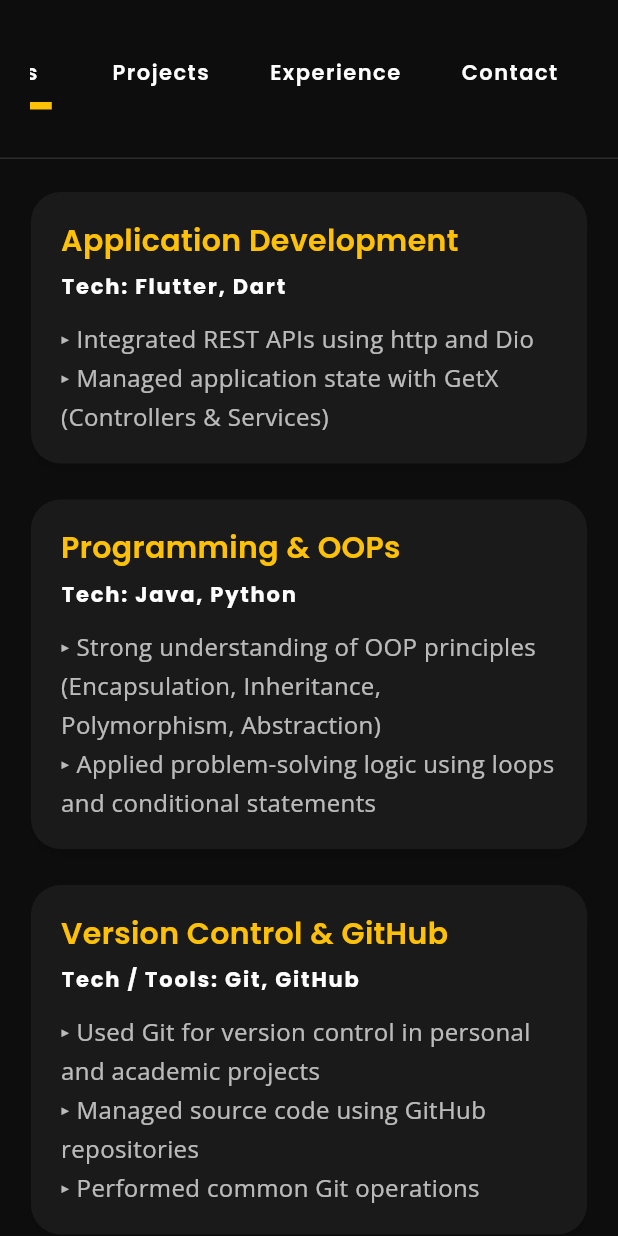
After one commit to elamaran1205/portfolio_v2, a Flutter app: the screen it shows after launch, after a tap on "Skills", on a phone screen of 412 x 824 dp. The commit adds this screen. Run offline on Flutter 3.47's test engine with Material 3 defaults, Android fonts, the phone set to English and light mode, and no system bars; our stand-ins replace animate_do, font_awesome_flutter, google_fonts.

Commit message:
added skill section

```diff
--- a/lib/pages/home_page.dart
+++ b/lib/pages/home_page.dart
@@ -2,6 +2,7 @@ import 'package:flutter/material.dart';
 import 'package:personal_portfolio/pages/Complete_home.dart';
 import 'package:personal_portfolio/pages/contact_page.dart';
 import 'package:personal_portfolio/pages/projects_section.dart';
+import 'package:personal_portfolio/pages/skills_page.dart';
 import 'package:personal_portfolio/pages/work_experience.dart';
 import 'package:personal_portfolio/utils/hover_effect.dart';
 
@@ -49,7 +50,7 @@ class _HomePageState extends State<HomePage> {
                   const SizedBox(width: 40),
                   tabitem(
                     Icons.work,
-                    "Projects",
+                    "Skills",
                     () {
                       setState(() {
                         indexvalue = 2;
@@ -59,8 +60,8 @@ class _HomePageState extends State<HomePage> {
                   ),
                   const SizedBox(width: 40),
                   tabitem(
-                    Icons.person,
-                    "Experience",
+                    Icons.work,
+                    "Projects",
                     () {
                       setState(() {
                         indexvalue = 3;
@@ -70,14 +71,25 @@ class _HomePageState extends State<HomePage> {
                   ),
                   const SizedBox(width: 40),
                   tabitem(
-                    Icons.mail,
-                    "Contact",
+                    Icons.person,
+                    "Experience",
                     () {
                       setState(() {
                         indexvalue = 4;
                       });
                     },
                     indexvalue == 4 ? AppColors.amber : Colors.transparent,
+                  ),
+                  const SizedBox(width: 40),
+                  tabitem(
+                    Icons.mail,
+                    "Contact",
+                    () {
+                      setState(() {
+                        indexvalue = 5;
+                      });
+                    },
+                    indexvalue == 5 ? AppColors.amber : Colors.transparent,
                   ),
                   const SizedBox(width: 20),
                 ],
@@ -97,10 +109,12 @@ Widget getcurrentsection(int indexvalue) {
     case 1:
       return CompleteHome();
     case 2:
+      return Skills();
+    case 3:
       return ProjectsSection();
-    case 3:
+    case 4:
       return WorkExperience();
-    case 4:
+    case 5:
       return ContactPage();
     default:
       return Text("Default");
--- /dev/null
+++ b/lib/pages/skills_page.dart
@@ -0,0 +1,147 @@
+import 'package:flutter/material.dart';
+import 'package:personal_portfolio/utils/my_colors.dart';
+import 'package:personal_portfolio/utils/my_txt.dart';
+
+class Skills extends StatefulWidget {
+  const Skills({super.key});
+
+  @override
+  State<Skills> createState() => _SkillsState();
+}
+
+class _SkillsState extends State<Skills> {
+  @override
+  Widget build(BuildContext context) {
+    final bool isMobile = MediaQuery.of(context).size.width < 600;
+
+    return Scaffold(
+      backgroundColor: AppColors.background,
+      body: SingleChildScrollView(
+        child: Padding(
+          padding: const EdgeInsets.symmetric(vertical: 20),
+          child: Center(
+            child: Wrap(
+              spacing: 24,
+              runSpacing: 24,
+              alignment: WrapAlignment.center,
+              children: [
+                skillContainer(
+                  context,
+                  isMobile,
+                  "Application Development",
+                  "Tech: Flutter, Dart",
+                  "▸ Integrated REST APIs using http and Dio\n"
+                      "▸ Managed application state with GetX (Controllers & Services)",
+                ),
+                skillContainer(
+                  context,
+                  isMobile,
+                  "Programming & OOPs",
+                  "Tech: Java, Python",
+                  "▸ Strong understanding of OOP principles "
+                      "(Encapsulation, Inheritance, Polymorphism, Abstraction)\n"
+                      "▸ Applied problem-solving logic using loops and conditional statements",
+                ),
+                skillContainer(
+                  context,
+                  isMobile,
+                  "Version Control & GitHub",
+                  "Tech / Tools: Git, GitHub",
+                  "▸ Used Git for version control in personal and academic projects\n"
+                      "▸ Managed source code using GitHub repositories\n"
+                      "▸ Performed common Git operations",
+                ),
+                skillContainer(
+                  context,
+                  isMobile,
+                  "Problem Solving & DSA Basics",
+                  "",
+                  "▸ Practicing DSA basics by solving array and string problems\n"
+                      "▸ Writing solutions using Java and Python\n"
+                      "▸ Has a basic understanding of time and space complexity",
+                ),
+                skillContainer(
+                  context,
+                  isMobile,
+                  "Generative AI Fundamentals (Theory)",
+                  "",
+                  "▸ Has theoretical knowledge of AI, Machine Learning, and Deep Learning\n"
+                      "▸ Understands basic ideas behind Neural Networks and LLMs\n"
+                      "▸ Knows theory concepts of Embeddings, Vectors, Vector Databases, and RAG",
+                ),
+                skillContainer(
+                  context,
+                  isMobile,
+                  "Basic Backend & API Knowledge",
+                  "",
+                  "▸ Understands REST API concepts such as GET, POST, and HTTP status codes\n"
+                      "▸ Handles JSON data parsing and basic error states\n"
+                      "▸ Familiar with client–server communication fundamentals",
+                ),
+              ],
+            ),
+          ),
+        ),
+      ),
+    );
+  }
+
+  Widget skillContainer(
+    BuildContext context,
+    bool isMobile,
+    String dName,
+    String tName,
+    String description,
+  ) {
+    return Container(
+      width: isMobile ? MediaQuery.of(context).size.width * 0.9 : 380,
+      height: isMobile ? null : 250,
+      padding: const EdgeInsets.symmetric(horizontal: 20, vertical: 18),
+      decoration: BoxDecoration(
+        color: AppColors.surface,
+        borderRadius: BorderRadius.circular(20),
+        boxShadow: [
+          BoxShadow(
+            color: Colors.black.withOpacity(0.08),
+            blurRadius: 12,
+            offset: const Offset(0, 6),
+          ),
+        ],
+      ),
+      child: Column(
+        crossAxisAlignment: CrossAxisAlignment.start,
+        children: [
+          Text(
+            dName,
+            style: AppTextStyles.heading2.copyWith(
+              fontSize: 20,
+              color: AppColors.amber,
+            ),
+          ),
+
+          if (tName.isNotEmpty) ...[
+            const SizedBox(height: 6),
+            Text(tName, style: AppTextStyles.heading1.copyWith(fontSize: 14)),
+          ],
+
+          const SizedBox(height: 12),
+
+          isMobile
+              ? Text(
+                  description,
+                  style: AppTextStyles.body.copyWith(height: 1.6),
+                )
+              : Expanded(
+                  child: SingleChildScrollView(
+                    physics: const ClampingScrollPhysics(),
+                    child: Text(
+                      description,
+                      style: AppTextStyles.body.copyWith(height: 1.6),
+                    ),
+                  ),
+                ),
+        ],
+      ),
+    );
+  }
+}
```
